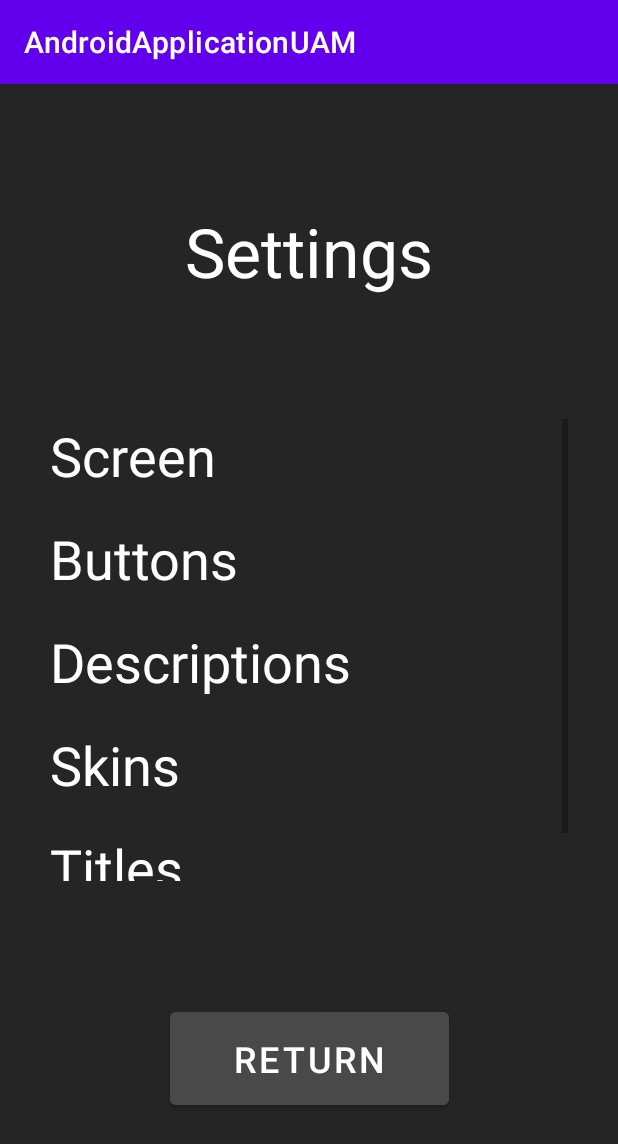
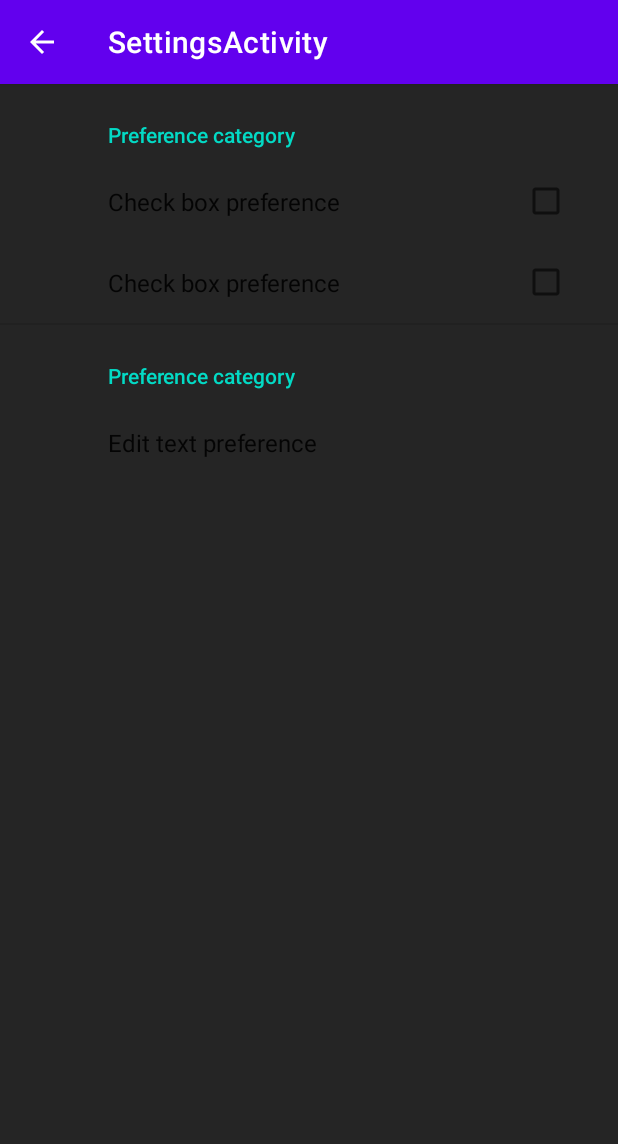
Before and after one commit to AlbertoBtt/AndroidStyleProject, an Android app: the screen it shows after launch (MainActivity before the commit, SettingsActivity after it), after a tap on "Settings", on a phone screen of 412 x 824 dp. Shown: the top 1144 px of the screen. Run offline under Robolectric (Android 15) with nearby library versions, the phone set to English and light mode, and no system bars; our stand-ins replace androidx.preference.

Commit message:
Settings added

```diff
--- a/app/build.gradle
+++ b/app/build.gradle
@@ -33,6 +33,7 @@ dependencies {
     implementation 'androidx.appcompat:appcompat:1.2.0'
     implementation 'com.google.android.material:material:1.3.0'
     implementation 'androidx.constraintlayout:constraintlayout:2.0.4'
+    implementation 'androidx.preference:preference:1.1.1'
     testImplementation 'junit:junit:4.+'
     androidTestImplementation 'androidx.test.ext:junit:1.1.2'
     androidTestImplementation 'androidx.test.espresso:espresso-core:3.3.0'
--- a/app/src/main/AndroidManifest.xml
+++ b/app/src/main/AndroidManifest.xml
@@ -9,6 +9,9 @@
         android:roundIcon="@mipmap/ic_launcher_round"
         android:supportsRtl="true"
         android:theme="@style/Theme.AndroidApplicationUAM">
+        <activity
+            android:name=".SettingsActivity"
+            android:label="@string/title_activity_settings"></activity>
         <activity android:name=".MainActivity">
             <intent-filter>
                 <action android:name="android.intent.action.MAIN" />
--- a/app/src/main/java/com/uam/androidapplicationuam/MainActivity.java
+++ b/app/src/main/java/com/uam/androidapplicationuam/MainActivity.java
@@ -7,6 +7,8 @@ import android.os.Bundle;
 import android.view.View;
 import android.widget.Button;
 import android.widget.Toast;
+
+import java.util.Set;
 
 public class MainActivity extends AppCompatActivity {
 
@@ -29,7 +31,9 @@ public class MainActivity extends AppCompatActivity {
     }
 
     public void settings(View v){
-        setContentView(R.layout.settings);
+        Intent intent1 = new Intent(this, SettingsActivity.class);
+        startActivity(intent1);
+        //setContentView(R.layout.settings);
     }
 
     public void return_settings(View v){
--- /dev/null
+++ b/app/src/main/java/com/uam/androidapplicationuam/SettingsActivity.java
@@ -0,0 +1,33 @@
+package com.uam.androidapplicationuam;
+
+import android.os.Bundle;
+
+import androidx.appcompat.app.ActionBar;
+import androidx.appcompat.app.AppCompatActivity;
+import androidx.preference.PreferenceFragmentCompat;
+
+public class SettingsActivity extends AppCompatActivity {
+
+    @Override
+    protected void onCreate(Bundle savedInstanceState) {
+        super.onCreate(savedInstanceState);
+        setContentView(R.layout.settings_activity);
+        if (savedInstanceState == null) {
+            getSupportFragmentManager()
+                    .beginTransaction()
+                    .replace(R.id.settings, new SettingsFragment())
+                    .commit();
+        }
+        ActionBar actionBar = getSupportActionBar();
+        if (actionBar != null) {
+            actionBar.setDisplayHomeAsUpEnabled(true);
+        }
+    }
+
+    public static class SettingsFragment extends PreferenceFragmentCompat {
+        @Override
+        public void onCreatePreferences(Bundle savedInstanceState, String rootKey) {
+            setPreferencesFromResource(R.xml.root_preferences, rootKey);
+        }
+    }
+}
--- /dev/null
+++ b/app/src/main/res/layout/settings_activity.xml
@@ -0,0 +1,11 @@
+<LinearLayout xmlns:android="http://schemas.android.com/apk/res/android"
+    android:layout_width="match_parent"
+    android:layout_height="match_parent">
+
+    <FrameLayout
+        android:id="@+id/settings"
+        android:layout_width="match_parent"
+        android:layout_height="match_parent"
+        android:background="@color/black_background"
+        android:backgroundTint="@color/black_background" />
+</LinearLayout>
--- /dev/null
+++ b/app/src/main/res/values/arrays.xml
@@ -0,0 +1,12 @@
+<resources>
+    <!-- Reply Preference -->
+    <string-array name="reply_entries">
+        <item>Reply</item>
+        <item>Reply to all</item>
+    </string-array>
+
+    <string-array name="reply_values">
+        <item>reply</item>
+        <item>reply_all</item>
+    </string-array>
+</resources>
--- a/app/src/main/res/values/strings.xml
+++ b/app/src/main/res/values/strings.xml
@@ -19,9 +19,24 @@
     <string name="textview9">Screen</string>
 
 
-
     <string name="BotonOk">OK</string>
     <string name="textView2">What do you prefer from Stary Rynek?</string>
     <string name="textTest">Test Text</string>
     <string name="textReturn">RETURN</string>
+    <string name="title_activity_settings">SettingsActivity</string>
+
+    <!-- Preference Titles -->
+    <string name="messages_header">Messages</string>
+    <string name="sync_header">Sync</string>
+
+    <!-- Messages Preferences -->
+    <string name="signature_title">Your signature</string>
+    <string name="reply_title">Default reply action</string>
+
+    <!-- Sync Preferences -->
+    <string name="sync_title">Sync email periodically</string>
+    <string name="attachment_title">Download incoming attachments</string>
+    <string name="attachment_summary_on">Automatically download attachments for incoming emails
+    </string>
+    <string name="attachment_summary_off">Only download attachments when manually requested</string>
 </resources>
--- a/app/src/main/res/values/themes.xml
+++ b/app/src/main/res/values/themes.xml
@@ -4,11 +4,11 @@
         <!-- Primary brand color. -->
         <item name="colorPrimary">@color/purple_500</item>
         <item name="colorPrimaryVariant">@color/purple_700</item>
-        <item name="colorOnPrimary">@color/white</item>
+        <item name="colorOnPrimary">@color/black_background</item>
         <!-- Secondary brand color. -->
         <item name="colorSecondary">@color/teal_200</item>
         <item name="colorSecondaryVariant">@color/teal_700</item>
-        <item name="colorOnSecondary">@color/black</item>
+        <item name="colorOnSecondary">@color/white</item>
         <!-- Status bar color. -->
         <item name="android:statusBarColor" tools:targetApi="l">?attr/colorPrimaryVariant</item>
         <!-- Customize your theme here. -->
--- /dev/null
+++ b/app/src/main/res/xml/root_preferences.xml
@@ -0,0 +1,26 @@
+<PreferenceScreen xmlns:android="http://schemas.android.com/apk/res/android"
+    android:background="@color/black_background"
+    android:backgroundTint="@color/black_background"
+    android:backgroundTintMode="src_in">
+    <PreferenceCategory android:title="Preference category">
+
+    </PreferenceCategory>
+    <CheckBoxPreference
+        android:layout_width="match_parent"
+        android:defaultValue="false"
+        android:key="check_box_preference_1"
+        android:title="Check box preference" />
+    <CheckBoxPreference
+        android:defaultValue="false"
+        android:key="check_box_preference_2"
+        android:title="Check box preference" />
+    <PreferenceCategory android:title="Preference category">
+
+    </PreferenceCategory>
+    <EditTextPreference
+        android:defaultValue="Default value"
+        android:key="edit_text_preference_1"
+        android:selectAllOnFocus="true"
+        android:singleLine="true"
+        android:title="Edit text preference" />
+</PreferenceScreen>
```
